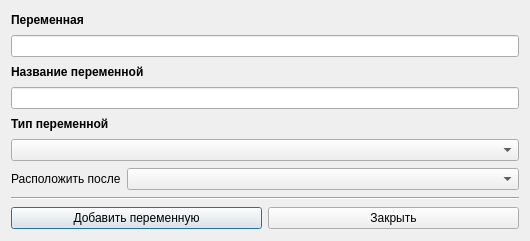
This is designer/dialogwindows/neddw/nedvariabledialogwindow.ui in Artemako/auto-exec-doc as Qt 5 draws it before an edit. The edited form follows.
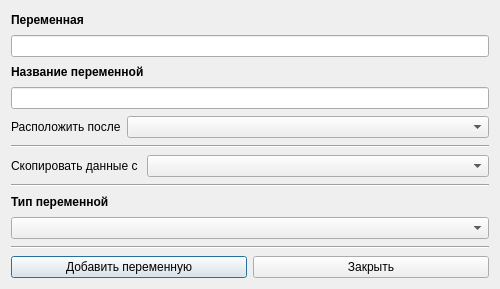
This is the edited form. Icons and pictures are not drawn.

Diff of the .ui file:
```diff
--- a/designer/dialogwindows/neddw/nedvariabledialogwindow.ui
+++ b/designer/dialogwindows/neddw/nedvariabledialogwindow.ui
@@ -6,8 +6,8 @@
    <rect>
     <x>0</x>
     <y>0</y>
-    <width>530</width>
-    <height>241</height>
+    <width>500</width>
+    <height>289</height>
    </rect>
   </property>
   <property name="sizePolicy">
@@ -25,7 +25,7 @@
   <property name="windowTitle">
    <string>Редактор переменной</string>
   </property>
-  <layout class="QVBoxLayout" name="verticalLayout" stretch="0,0,0,0,0,0,0,0,1,0">
+  <layout class="QVBoxLayout" name="verticalLayout" stretch="0,0,0,0,0,0,0,0,0,0,0,1,0">
    <property name="bottomMargin">
     <number>9</number>
    </property>
@@ -99,37 +99,6 @@
      </property>
     </widget>
    </item>
-   <item>
-    <widget class="QLabel" name="typevariable">
-     <property name="minimumSize">
-      <size>
-       <width>0</width>
-       <height>0</height>
-      </size>
-     </property>
-     <property name="maximumSize">
-      <size>
-       <width>16777215</width>
-       <height>16</height>
-      </size>
-     </property>
-     <property name="styleSheet">
-      <string notr="true">font-weight: bold;</string>
-     </property>
-     <property name="text">
-      <string>&lt;html&gt;&lt;head/&gt;&lt;body&gt;&lt;p&gt;Тип переменной&lt;/p&gt;&lt;/body&gt;&lt;/html&gt;</string>
-     </property>
-     <property name="textFormat">
-      <enum>Qt::AutoText</enum>
-     </property>
-     <property name="scaledContents">
-      <bool>false</bool>
-     </property>
-    </widget>
-   </item>
-   <item>
-    <widget class="QComboBox" name="combox_typevariable"/>
-   </item>
    <item>
     <layout class="QHBoxLayout" name="hl_placement" stretch="0,1">
      <item>
@@ -144,6 +113,65 @@
      </item>
     </layout>
    </item>
+   <item>
+    <widget class="Line" name="line_2">
+     <property name="orientation">
+      <enum>Qt::Horizontal</enum>
+     </property>
+    </widget>
+   </item>
+   <item>
+    <layout class="QHBoxLayout" name="hl_copyvariable" stretch="0,1">
+     <item>
+      <widget class="QLabel" name="label_copyfrom">
+       <property name="text">
+        <string>Скопировать данные с </string>
+       </property>
+      </widget>
+     </item>
+     <item>
+      <widget class="QComboBox" name="combox_variables"/>
+     </item>
+    </layout>
+   </item>
+   <item>
+    <widget class="Line" name="line_3">
+     <property name="orientation">
+      <enum>Qt::Horizontal</enum>
+     </property>
+    </widget>
+   </item>
+   <item>
+    <widget class="QLabel" name="typevariable">
+     <property name="minimumSize">
+      <size>
+       <width>0</width>
+       <height>0</height>
+      </size>
+     </property>
+     <property name="maximumSize">
+      <size>
+       <width>16777215</width>
+       <height>16</height>
+      </size>
+     </property>
+     <property name="styleSheet">
+      <string notr="true">font-weight: bold;</string>
+     </property>
+     <property name="text">
+      <string>&lt;html&gt;&lt;head/&gt;&lt;body&gt;&lt;p&gt;Тип переменной&lt;/p&gt;&lt;/body&gt;&lt;/html&gt;</string>
+     </property>
+     <property name="textFormat">
+      <enum>Qt::AutoText</enum>
+     </property>
+     <property name="scaledContents">
+      <bool>false</bool>
+     </property>
+    </widget>
+   </item>
+   <item>
+    <widget class="QComboBox" name="combox_typevariable"/>
+   </item>
    <item>
     <widget class="Line" name="line">
      <property name="orientation">
```
